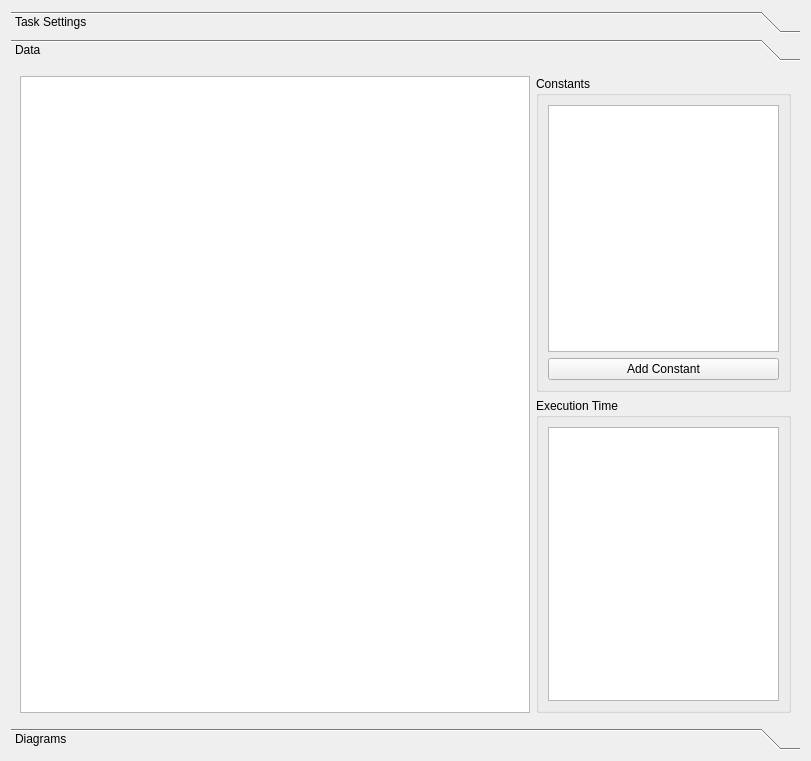
Old version of the form src/UI/TaskTabWidget.ui in the repository TheMHMoritz3/OpenCLScheduler.
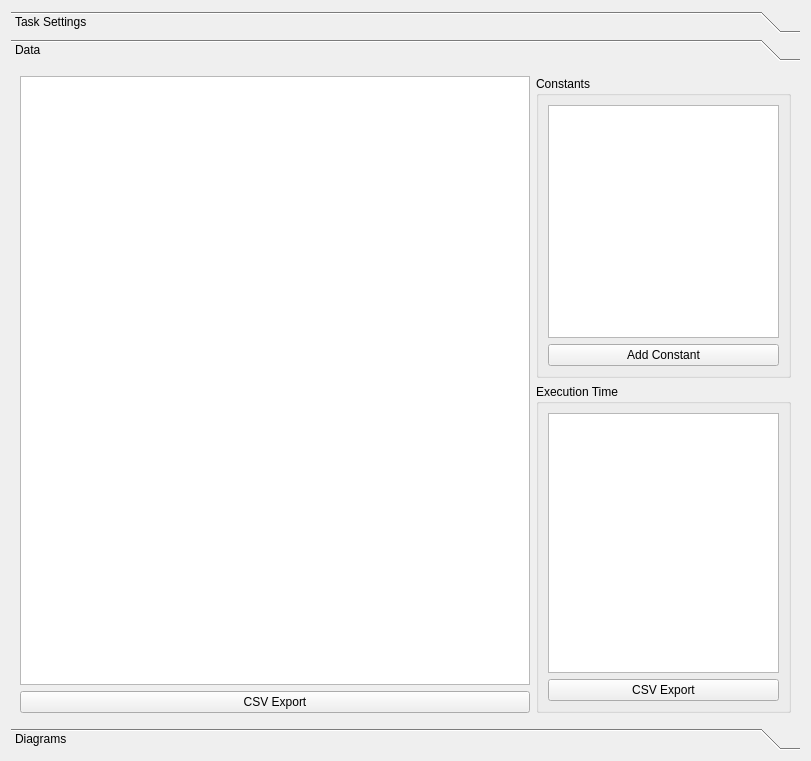
New version of the form. The open tabs and pages were chosen to show the change. Custom widgets are drawn as their Qt base class.

Commit message: All Data has csv export

Patch:
```diff
--- a/src/UI/TaskTabWidget.ui
+++ b/src/UI/TaskTabWidget.ui
@@ -251,19 +251,11 @@
          </layout>
         </widget>
        </item>
-       <item row="1" column="1">
-        <widget class="QGroupBox" name="groupBox">
-         <property name="title">
-          <string>Execution Time</string>
+       <item row="2" column="0">
+        <widget class="QPushButton" name="ExportDataButton">
+         <property name="text">
+          <string>CSV Export</string>
          </property>
-         <property name="flat">
-          <bool>true</bool>
-         </property>
-         <layout class="QHBoxLayout" name="horizontalLayout_4">
-          <item>
-           <widget class="QTableView" name="ExecutionTimeTableView"/>
-          </item>
-         </layout>
         </widget>
        </item>
        <item row="0" column="0" rowspan="2">
@@ -276,6 +268,28 @@
          </property>
         </widget>
        </item>
+       <item row="1" column="1" rowspan="2">
+        <widget class="QGroupBox" name="groupBox">
+         <property name="title">
+          <string>Execution Time</string>
+         </property>
+         <property name="flat">
+          <bool>true</bool>
+         </property>
+         <layout class="QVBoxLayout" name="verticalLayout_3">
+          <item>
+           <widget class="QTableView" name="ExecutionTimeTableView"/>
+          </item>
+          <item>
+           <widget class="QPushButton" name="ExportTimeButton">
+            <property name="text">
+             <string>CSV Export</string>
+            </property>
+           </widget>
+          </item>
+         </layout>
+        </widget>
+       </item>
       </layout>
      </widget>
      <widget class="QWidget" name="page_2">
```
The commit also changes 3 other files.
